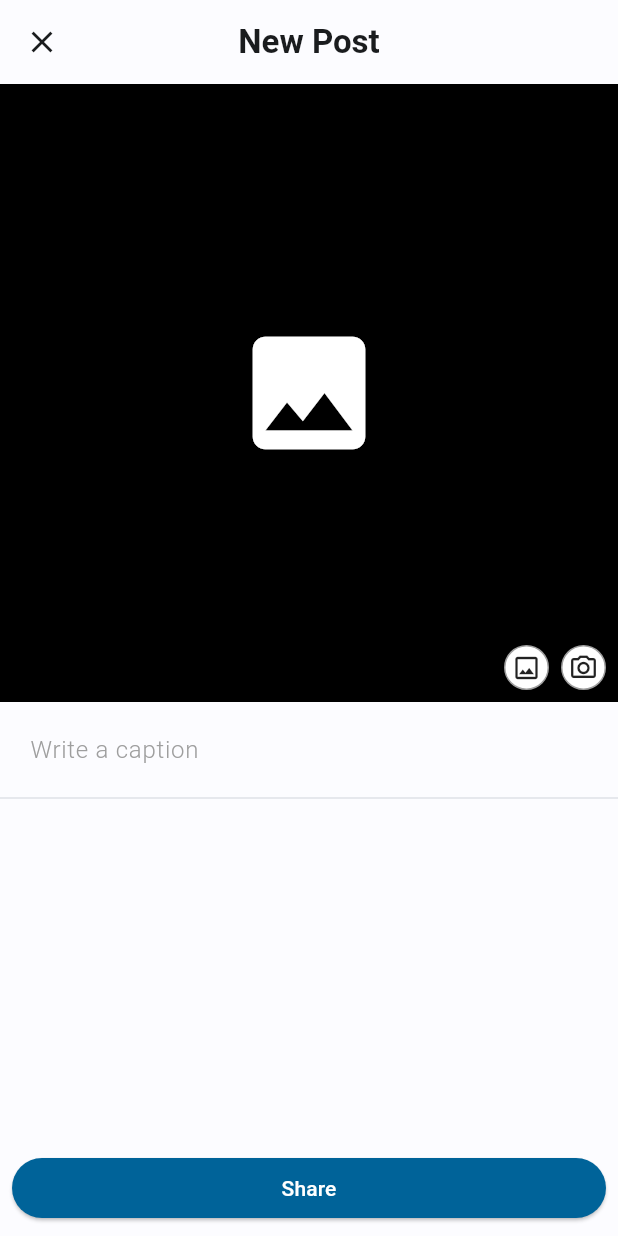
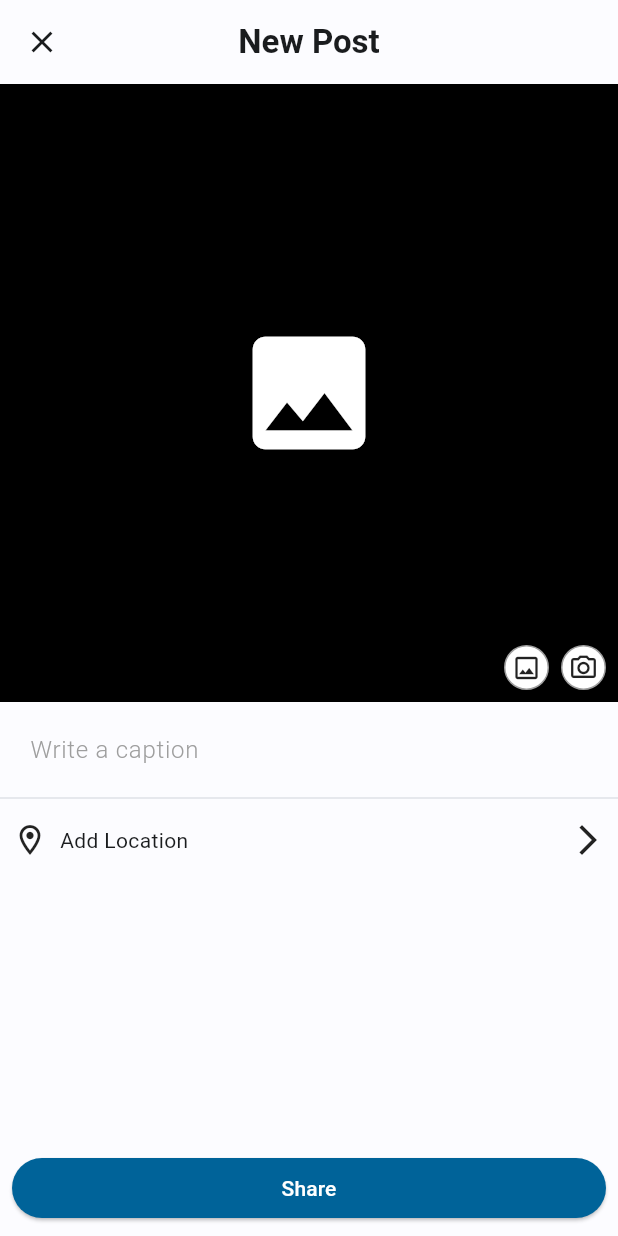
Before and after one commit to wikosac/story-app-flutter, a Flutter app: the UploadPage screen opened by its route, on a phone screen of 412 x 824 dp. Run offline on Flutter 3.47's test engine with Material 3 defaults, Android fonts, the phone set to English and light mode, and no system bars; our stand-ins replace flutter_svg, go_router, google_maps_flutter, image_picker, pull_to_refresh and 1 more; missing offline and left inert: dart:ffi; accounts and stored records are empty; generated files the repository leaves out were written again; network calls fail; project files that could hold a hidden picture were left out.

Commit message:
Setup maps

```diff
--- a/lib/l10n/app_en.arb
+++ b/lib/l10n/app_en.arb
@@ -15,6 +15,7 @@
   "addComment": "Add a comment",
   "uploadTitle": "New Post",
   "captionDescription": "Write a caption",
+  "addLocation": "Add Location",
   "shareButton": "Share",
   "pictureWarning": "No picture",
   "captionWarning": "Description can't be empty",
@@ -24,7 +25,7 @@
   "logout": "Log Out",
   "logoutDescription": "Are you sure?",
   "cancel": "Cancel",
-  "loggedOut": "Berhasil keluar",
+  "loggedOut": "Logged Out",
   "noPost": "No posts",
   "networkError": "Network error",
   "noData": "No data"
--- a/lib/l10n/app_id.arb
+++ b/lib/l10n/app_id.arb
@@ -15,6 +15,7 @@
   "addComment": "Tambahkan komentar",
   "uploadTitle": "Postingan Baru",
   "captionDescription": "Tulis keterangan",
+  "addLocation": "Tambahkan Lokasi",
   "shareButton": "Bagikan",
   "pictureWarning": "Tidak ada gambar",
   "captionWarning": "Deskripsi tidak boleh kosong",
--- a/lib/route/route_name.dart
+++ b/lib/route/route_name.dart
@@ -8,4 +8,6 @@ abstract class Routes {
   static const detail = 'detail';
   static const upload = 'upload';
   static const dialog = 'dialog';
+  static const map = 'map';
+  static const mapPicker = 'map_picker';
 }
--- a/lib/ui/upload_page.dart
+++ b/lib/ui/upload_page.dart
@@ -197,6 +197,25 @@ class _UploadPageState extends State<UploadPage> {
           ),
         ),
         const Divider(thickness: 0.5),
+        Padding(
+          padding: const EdgeInsets.all(8.0),
+          child: GestureDetector(
+            onTap: () => context.goNamed(Routes.mapPicker),
+            child: Row(
+              mainAxisAlignment: MainAxisAlignment.spaceBetween,
+              children: [
+                Row(
+                  children: [
+                    const Icon(Icons.location_on_outlined),
+                    const SizedBox(width: 8),
+                    Text(AppLocalizations.of(context)!.addLocation),
+                  ],
+                ),
+                const Icon(Icons.arrow_forward_ios),
+              ],
+            ),
+          ),
+        )
       ],
     );
   }
--- a/pubspec.yaml
+++ b/pubspec.yaml
@@ -11,17 +11,22 @@ dependencies:
     sdk: flutter
 
   cached_network_image: ^3.3.1
+  flutter_config: ^2.0.2
+  flutter_dotenv: ^5.1.0
   flutter_image_compress: ^2.1.0
   flutter_localizations:
     sdk: flutter
   flutter_native_splash: ^2.3.7
   flutter_svg: ^2.0.9
+  geocoding: ^3.0.0
   go_router: ^13.2.0
+  google_maps_flutter: ^2.6.0
   http: ^1.1.2
   image: ^4.1.7
   image_picker: ^1.0.7
   intl: ^0.18.1
   json_annotation: ^4.8.1
+  location: ^5.0.3
   path: ^1.8.3
   provider: ^6.1.1
   pull_to_refresh: ^2.0.0
@@ -41,3 +46,4 @@ flutter:
   uses-material-design: true
   assets:
     - assets/
+    - .env
```
Also changed, not shown: lib/route/router.dart (+17 -1 lines), lib/ui/detail_page.dart (+22 -2 lines), lib/ui/maps_page.dart (added, +34 -0 lines), lib/utils/widgets.dart (+14 -0 lines), pubspec.lock, 6 other files.
